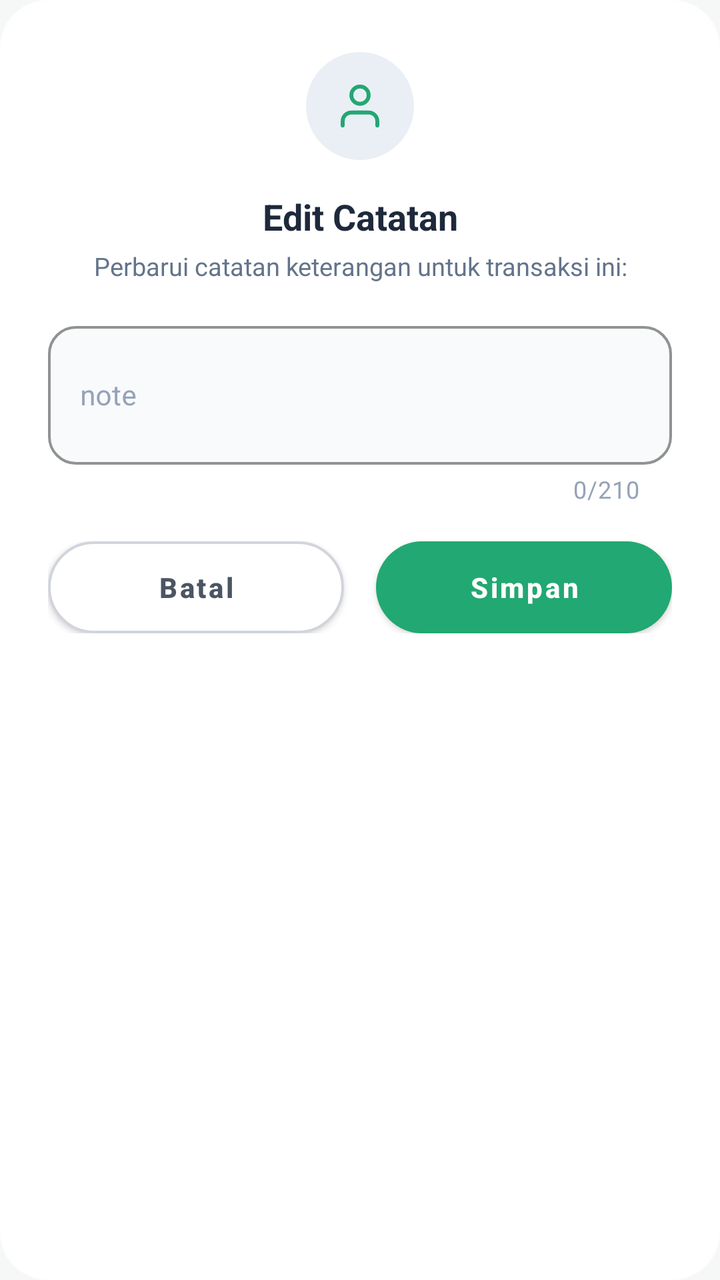
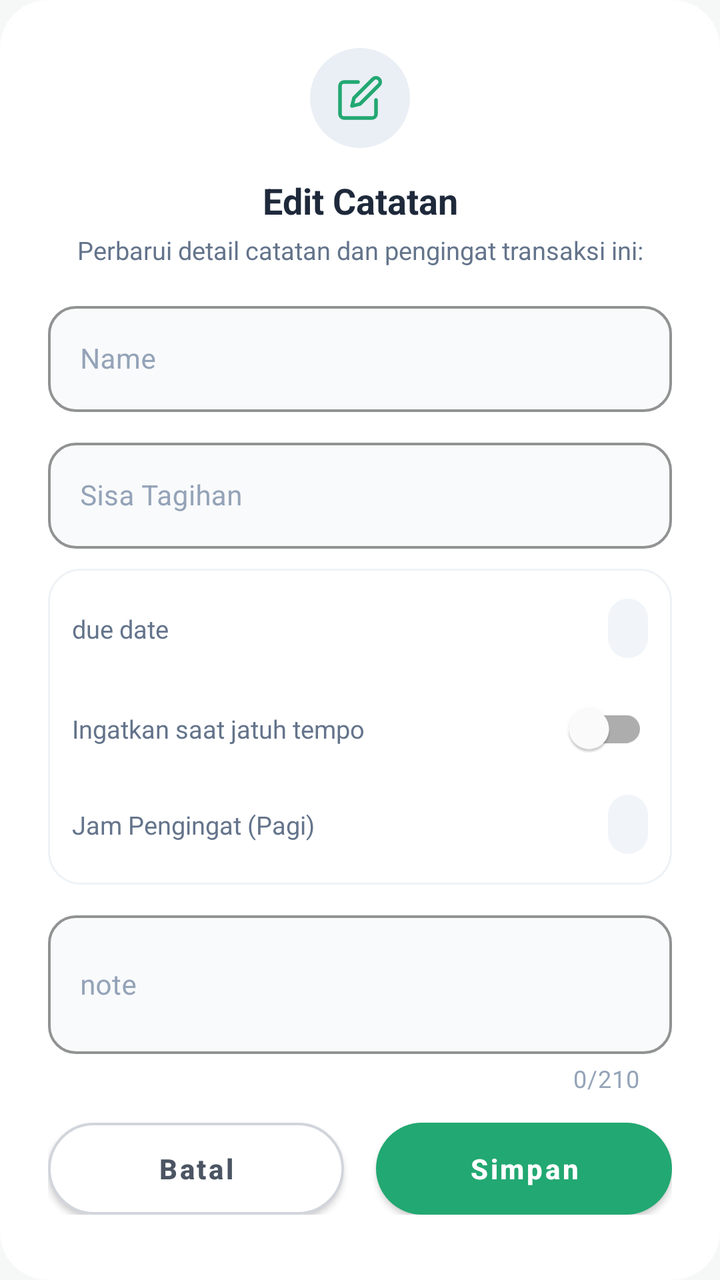

Two renders of the same Android screen: before a commit and after it. Below are the layout's source before the change and the commit's diff.
<!-- AndroidManifest.xml: application theme Theme.HHHH -->
<!-- res/layout/dialog_edit_note.xml -->
<?xml version="1.0" encoding="utf-8"?>
<androidx.constraintlayout.widget.ConstraintLayout xmlns:android="http://schemas.android.com/apk/res/android"
    xmlns:app="http://schemas.android.com/apk/res-auto"
    android:layout_width="match_parent"
    android:layout_height="wrap_content"
    android:background="@drawable/bg_dialog_delete_card"
    android:paddingStart="24dp"
    android:paddingTop="26dp"
    android:paddingEnd="24dp"
    android:paddingBottom="24dp">

    
    <FrameLayout
        android:id="@+id/box_top_icon"
        android:layout_width="54dp"
        android:layout_height="54dp"
        android:background="@drawable/bg_summary_wallet_circle"
        app:layout_constraintEnd_toEndOf="parent"
        app:layout_constraintStart_toStartOf="parent"
        app:layout_constraintTop_toTopOf="parent">

        <ImageView
            android:layout_width="26dp"
            android:layout_height="26dp"
            android:layout_gravity="center"
            android:contentDescription="@string/edit_catatan"
            android:src="@drawable/ic_nav_more"
            app:tint="@color/hupisan_primary" />
    </FrameLayout>

    
    <TextView
        android:id="@+id/tv_title"
        android:layout_width="0dp"
        android:layout_height="wrap_content"
        android:layout_marginTop="16dp"
        android:gravity="center"
        android:text="@string/edit_catatan"
        android:textColor="@color/hupisan_text_primary"
        android:textSize="18sp"
        android:textStyle="bold"
        app:layout_constraintEnd_toEndOf="parent"
        app:layout_constraintStart_toStartOf="parent"
        app:layout_constraintTop_toBottomOf="@id/box_top_icon" />

    
    <TextView
        android:id="@+id/tv_subtitle"
        android:layout_width="0dp"
        android:layout_height="wrap_content"
        android:layout_marginTop="4dp"
        android:gravity="center"
        android:text="@string/edit_catatan_subtitle"
        android:textColor="@color/hupisan_text_secondary"
        android:textSize="12.5sp"
        app:layout_constraintEnd_toEndOf="parent"
        app:layout_constraintStart_toStartOf="parent"
        app:layout_constraintTop_toBottomOf="@id/tv_title" />

    
    <com.google.android.material.textfield.TextInputLayout
        android:id="@+id/et_catatan_input_layout"
        style="@style/Widget.MaterialComponents.TextInputLayout.OutlinedBox"
        android:layout_width="0dp"
        android:layout_height="wrap_content"
        android:layout_marginTop="16dp"
        android:hint="@string/catatan"
        android:textColorHint="@color/hupisan_text_muted"
        app:boxBackgroundColor="#F9FAFB"
        app:boxCornerRadiusBottomEnd="14dp"
        app:boxCornerRadiusBottomStart="14dp"
        app:boxCornerRadiusTopEnd="14dp"
        app:boxCornerRadiusTopStart="14dp"
        app:boxStrokeColor="@color/hupisan_primary"
        app:boxStrokeWidth="1.2dp"
        app:counterEnabled="true"
        app:counterMaxLength="210"
        app:counterTextColor="@color/hupisan_text_muted"
        app:layout_constraintEnd_toEndOf="parent"
        app:layout_constraintStart_toStartOf="parent"
        app:layout_constraintTop_toBottomOf="@id/tv_subtitle">

        <com.google.android.material.textfield.TextInputEditText
            android:id="@+id/et_catatan"
            android:layout_width="match_parent"
            android:layout_height="wrap_content"
            android:importantForAutofill="no"
            android:inputType="textMultiLine"
            android:maxLength="210"
            android:maxLines="4"
            android:minLines="2"
            android:textColor="@color/hupisan_text_primary"
            android:textSize="14sp" />
    </com.google.android.material.textfield.TextInputLayout>

    
    <LinearLayout
        android:id="@+id/layout_buttons"
        android:layout_width="0dp"
        android:layout_height="wrap_content"
        android:layout_marginTop="18dp"
        android:orientation="horizontal"
        app:layout_constraintEnd_toEndOf="parent"
        app:layout_constraintStart_toStartOf="parent"
        app:layout_constraintTop_toBottomOf="@id/et_catatan_input_layout">

        
        <com.google.android.material.button.MaterialButton
            android:id="@+id/btn_batal"
            android:layout_width="0dp"
            android:layout_height="46dp"
            android:layout_marginEnd="8dp"
            android:layout_weight="1"
            android:insetTop="0dp"
            android:insetBottom="0dp"
            android:text="@string/btn_dialog_batal"
            android:textAllCaps="false"
            android:textColor="#4B5563"
            android:textSize="14sp"
            android:textStyle="bold"
            app:backgroundTint="@color/white"
            app:cornerRadius="23dp"
            app:elevation="0dp"
            app:strokeColor="#D1D5DB"
            app:strokeWidth="1.2dp" />

        
        <com.google.android.material.button.MaterialButton
            android:id="@+id/btn_simpan"
            android:layout_width="0dp"
            android:layout_height="46dp"
            android:layout_marginStart="8dp"
            android:layout_weight="1"
            android:insetTop="0dp"
            android:insetBottom="0dp"
            android:text="@string/btn_dialog_simpan"
            android:textAllCaps="false"
            android:textColor="@color/white"
            android:textSize="14sp"
            android:textStyle="bold"
            app:backgroundTint="@color/hupisan_primary"
            app:cornerRadius="23dp"
            app:elevation="0dp" />
    </LinearLayout>

</androidx.constraintlayout.widget.ConstraintLayout>
<!-- resources referenced by this layout -->
<resources>
  <color name="hupisan_primary">#22A872</color>
  <color name="hupisan_text_muted">#94A3B8</color>
  <color name="hupisan_text_primary">#1E293B</color>
  <color name="hupisan_text_secondary">#64748B</color>
  <color name="white">#FFFFFFFF</color>
  <!-- drawable bg_dialog_delete_card (drawable) -->
  <?xml version="1.0" encoding="utf-8"?>
  <shape xmlns:android="http://schemas.android.com/apk/res/android"
      android:shape="rectangle">
      <solid android:color="@color/white" />
      <corners android:radius="24dp" />
  </shape>
  <!-- drawable bg_summary_wallet_circle (drawable) -->
  <?xml version="1.0" encoding="utf-8"?>
  <shape xmlns:android="http://schemas.android.com/apk/res/android"
      android:shape="oval">
      <solid android:color="#EAEFF5" />
  </shape>
  <!-- drawable ic_nav_more (drawable) -->
  <vector xmlns:android="http://schemas.android.com/apk/res/android"
      android:width="22dp"
      android:height="22dp"
      android:viewportWidth="24"
      android:viewportHeight="24">
      <path
          android:strokeColor="#64748B"
          android:strokeWidth="1.8"
          android:strokeLineCap="round"
          android:strokeLineJoin="round"
          android:fillColor="#00000000"
          android:pathData="M20,21v-2a4,4 0 0,0 -4,-4H8a4,4 0 0,0 -4,4v2" />
      <path
          android:strokeColor="#64748B"
          android:strokeWidth="1.8"
          android:strokeLineCap="round"
          android:strokeLineJoin="round"
          android:fillColor="#00000000"
          android:pathData="M12,11a4,4 0 1,0 0,-8 4,4 0 0,0 0,8z" />
  </vector>
  <string name="btn_dialog_batal">Batal</string>
  <string name="btn_dialog_simpan">Simpan</string>
  <string name="catatan">note</string>
  <string name="edit_catatan">Edit Catatan</string>
  <string name="edit_catatan_subtitle">Perbarui catatan keterangan untuk transaksi ini:</string>
  <style name="Theme.HHHH" parent="Theme.MaterialComponents.DayNight.NoActionBar">
          
          <item name="colorPrimary">@color/hupisan_primary_dark</item>
          <item name="colorPrimaryVariant">@color/hupisan_primary_surface</item>
          <item name="colorOnPrimary">@color/white</item>
          
          <item name="colorSecondary">@color/hupisan_accent_amber</item>
          <item name="colorSecondaryVariant">@color/hupisan_primary_surface</item>
          <item name="colorOnSecondary">@color/hupisan_primary_dark</item>
          
          <item name="android:statusBarColor" tools:targetApi="l">@color/hupisan_primary_dark</item>
          <item name="android:windowBackground">@color/hupisan_page_bg</item>
          
      </style>
  <color name="hupisan_primary_dark">#17885A</color>
  <color name="hupisan_primary_surface">#E8F8F0</color>
  <color name="hupisan_accent_amber">#22A872</color>
  <color name="hupisan_page_bg">#F6F8F7</color>
</resources>

<!-- the commit's change to res/layout/dialog_edit_note.xml (unified diff, before → after) -->
@@ -1,146 +1,316 @@
 <?xml version="1.0" encoding="utf-8"?>
-<androidx.constraintlayout.widget.ConstraintLayout xmlns:android="http://schemas.android.com/apk/res/android"
+<androidx.core.widget.NestedScrollView xmlns:android="http://schemas.android.com/apk/res/android"
     xmlns:app="http://schemas.android.com/apk/res-auto"
     android:layout_width="match_parent"
     android:layout_height="wrap_content"
-    android:background="@drawable/bg_dialog_delete_card"
-    android:paddingStart="24dp"
-    android:paddingTop="26dp"
-    android:paddingEnd="24dp"
-    android:paddingBottom="24dp">
-
-    
-    <FrameLayout
-        android:id="@+id/box_top_icon"
-        android:layout_width="54dp"
-        android:layout_height="54dp"
-        android:background="@drawable/bg_summary_wallet_circle"
-        app:layout_constraintEnd_toEndOf="parent"
-        app:layout_constraintStart_toStartOf="parent"
-        app:layout_constraintTop_toTopOf="parent">
-
-        <ImageView
-            android:layout_width="26dp"
-            android:layout_height="26dp"
-            android:layout_gravity="center"
-            android:contentDescription="@string/edit_catatan"
-            android:src="@drawable/ic_nav_more"
-            app:tint="@color/hupisan_primary" />
-    </FrameLayout>
-
-    
-    <TextView
-        android:id="@+id/tv_title"
-        android:layout_width="0dp"
+    android:fillViewport="true">
+
+    <androidx.constraintlayout.widget.ConstraintLayout
+        android:layout_width="match_parent"
         android:layout_height="wrap_content"
-        android:layout_marginTop="16dp"
-        android:gravity="center"
-        android:text="@string/edit_catatan"
-        android:textColor="@color/hupisan_text_primary"
-        android:textSize="18sp"
-        android:textStyle="bold"
-        app:layout_constraintEnd_toEndOf="parent"
-        app:layout_constraintStart_toStartOf="parent"
-        app:layout_constraintTop_toBottomOf="@id/box_top_icon" />
-
-    
-    <TextView
-        android:id="@+id/tv_subtitle"
-        android:layout_width="0dp"
-        android:layout_height="wrap_content"
-        android:layout_marginTop="4dp"
-        android:gravity="center"
-        android:text="@string/edit_catatan_subtitle"
-        android:textColor="@color/hupisan_text_secondary"
-        android:textSize="12.5sp"
-        app:layout_constraintEnd_toEndOf="parent"
-        app:layout_constraintStart_toStartOf="parent"
-        app:layout_constraintTop_toBottomOf="@id/tv_title" />
-
-    
-    <com.google.android.material.textfield.TextInputLayout
-        android:id="@+id/et_catatan_input_layout"
-        style="@style/Widget.MaterialComponents.TextInputLayout.OutlinedBox"
-        android:layout_width="0dp"
-        android:layout_height="wrap_content"
-        android:layout_marginTop="16dp"
-        android:hint="@string/catatan"
-        android:textColorHint="@color/hupisan_text_muted"
-        app:boxBackgroundColor="#F9FAFB"
-        app:boxCornerRadiusBottomEnd="14dp"
-        app:boxCornerRadiusBottomStart="14dp"
-        app:boxCornerRadiusTopEnd="14dp"
-        app:boxCornerRadiusTopStart="14dp"
-        app:boxStrokeColor="@color/hupisan_primary"
-        app:boxStrokeWidth="1.2dp"
-        app:counterEnabled="true"
-        app:counterMaxLength="210"
-        app:counterTextColor="@color/hupisan_text_muted"
-        app:layout_constraintEnd_toEndOf="parent"
-        app:layout_constraintStart_toStartOf="parent"
-        app:layout_constraintTop_toBottomOf="@id/tv_subtitle">
-
-        <com.google.android.material.textfield.TextInputEditText
-            android:id="@+id/et_catatan"
-            android:layout_width="match_parent"
-            android:layout_height="wrap_content"
-            android:importantForAutofill="no"
-            android:inputType="textMultiLine"
-            android:maxLength="210"
-            android:maxLines="4"
-            android:minLines="2"
+        android:background="@drawable/bg_dialog_delete_card"
+        android:paddingStart="24dp"
+        android:paddingTop="24dp"
+        android:paddingEnd="24dp"
+        android:paddingBottom="24dp">
+
+        
+        <FrameLayout
+            android:id="@+id/box_top_icon"
+            android:layout_width="50dp"
+            android:layout_height="50dp"
+            android:background="@drawable/bg_summary_wallet_circle"
+            app:layout_constraintEnd_toEndOf="parent"
+            app:layout_constraintStart_toStartOf="parent"
+            app:layout_constraintTop_toTopOf="parent">
+
+            <ImageView
+                android:layout_width="24dp"
+                android:layout_height="24dp"
+                android:layout_gravity="center"
+                android:contentDescription="@string/edit_catatan"
+                android:src="@drawable/ic_hupisan_edit"
+                app:tint="@color/hupisan_primary" />
+        </FrameLayout>
+
+        
+        <TextView
+            android:id="@+id/tv_title"
+            android:layout_width="0dp"
+            android:layout_height="wrap_content"
+            android:layout_marginTop="14dp"
+            android:gravity="center"
+            android:text="@string/edit_catatan"
             android:textColor="@color/hupisan_text_primary"
-            android:textSize="14sp" />
-    </com.google.android.material.textfield.TextInputLayout>
-
-    
-    <LinearLayout
-        android:id="@+id/layout_buttons"
-        android:layout_width="0dp"
-        android:layout_height="wrap_content"
-        android:layout_marginTop="18dp"
-        android:orientation="horizontal"
-        app:layout_constraintEnd_toEndOf="parent"
-        app:layout_constraintStart_toStartOf="parent"
-        app:layout_constraintTop_toBottomOf="@id/et_catatan_input_layout">
-
-        
-        <com.google.android.material.button.MaterialButton
-            android:id="@+id/btn_batal"
-            android:layout_width="0dp"
-            android:layout_height="46dp"
-            android:layout_marginEnd="8dp"
-            android:layout_weight="1"
-            android:insetTop="0dp"
-            android:insetBottom="0dp"
-            android:text="@string/btn_dialog_batal"
-            android:textAllCaps="false"
-            android:textColor="#4B5563"
-            android:textSize="14sp"
+            android:textSize="18sp"
             android:textStyle="bold"
-            app:backgroundTint="@color/white"
-            app:cornerRadius="23dp"
-            app:elevation="0dp"
-            app:strokeColor="#D1D5DB"
-            app:strokeWidth="1.2dp" />
-
-        
-        <com.google.android.material.button.MaterialButton
-            android:id="@+id/btn_simpan"
-            android:layout_width="0dp"
-            android:layout_height="46dp"
-            android:layout_marginStart="8dp"
-            android:layout_weight="1"
-            android:insetTop="0dp"
-            android:insetBottom="0dp"
-            android:text="@string/btn_dialog_simpan"
-            android:textAllCaps="false"
-            android:textColor="@color/white"
-            android:textSize="14sp"
-            android:textStyle="bold"
-            app:backgroundTint="@color/hupisan_primary"
-            app:cornerRadius="23dp"
-            app:elevation="0dp" />
-    </LinearLayout>
-
-</androidx.constraintlayout.widget.ConstraintLayout>
+            app:layout_constraintEnd_toEndOf="parent"
+            app:layout_constraintStart_toStartOf="parent"
+            app:layout_constraintTop_toBottomOf="@id/box_top_icon" />
+
+        
+        <TextView
+            android:id="@+id/tv_subtitle"
+            android:layout_width="0dp"
+            android:layout_height="wrap_content"
+            android:layout_marginTop="4dp"
+            android:gravity="center"
+            android:text="@string/edit_catatan_subtitle"
+            android:textColor="@color/hupisan_text_secondary"
+            android:textSize="12.5sp"
+            app:layout_constraintEnd_toEndOf="parent"
+            app:layout_constraintStart_toStartOf="parent"
+            app:layout_constraintTop_toBottomOf="@id/tv_title" />
+
+        
+        <com.google.android.material.textfield.TextInputLayout
+            android:id="@+id/til_edit_nama"
+            style="@style/Widget.MaterialComponents.TextInputLayout.OutlinedBox"
+            android:layout_width="0dp"
+            android:layout_height="wrap_content"
+            android:layout_marginTop="14dp"
+            android:hint="@string/nama"
+            android:textColorHint="@color/hupisan_text_muted"
+            app:boxBackgroundColor="#F9FAFB"
+            app:boxCornerRadiusBottomEnd="14dp"
+            app:boxCornerRadiusBottomStart="14dp"
+            app:boxCornerRadiusTopEnd="14dp"
+            app:boxCornerRadiusTopStart="14dp"
+            app:boxStrokeColor="@color/hupisan_primary"
+            app:boxStrokeWidth="1.2dp"
+            app:layout_constraintEnd_toEndOf="parent"
+            app:layout_constraintStart_toStartOf="parent"
+            app:layout_constraintTop_toBottomOf="@id/tv_subtitle">
+
+            <com.google.android.material.textfield.TextInputEditText
+                android:id="@+id/et_edit_nama"
+                android:layout_width="match_parent"
+                android:layout_height="wrap_content"
+                android:importantForAutofill="no"
+                android:inputType="textPersonName|textCapWords"
+                android:maxLines="1"
+                android:textColor="@color/hupisan_text_primary"
+                android:textSize="14sp" />
+        </com.google.android.material.textfield.TextInputLayout>
+
+        
+        <com.google.android.material.textfield.TextInputLayout
+            android:id="@+id/til_edit_nominal"
+            style="@style/Widget.MaterialComponents.TextInputLayout.OutlinedBox"
+            android:layout_width="0dp"
+            android:layout_height="wrap_content"
+            android:layout_marginTop="10dp"
+            android:hint="@string/sisa_tagihan"
+            android:textColorHint="@color/hupisan_text_muted"
+            app:boxBackgroundColor="#F9FAFB"
+            app:boxCornerRadiusBottomEnd="14dp"
+            app:boxCornerRadiusBottomStart="14dp"
+            app:boxCornerRadiusTopEnd="14dp"
+            app:boxCornerRadiusTopStart="14dp"
+            app:boxStrokeColor="@color/hupisan_primary"
+            app:boxStrokeWidth="1.2dp"
+            app:prefixText="@string/prefix_rp"
+            app:layout_constraintEnd_toEndOf="parent"
+            app:layout_constraintStart_toStartOf="parent"
+            app:layout_constraintTop_toBottomOf="@id/til_edit_nama">
+
+            <com.google.android.material.textfield.TextInputEditText
+                android:id="@+id/et_edit_nominal"
+                android:layout_width="match_parent"
+                android:layout_height="wrap_content"
+                android:importantForAutofill="no"
+                android:inputType="number"
+                android:maxLength="9"
+                android:maxLines="1"
+                android:textColor="@color/hupisan_text_primary"
+                android:textSize="14sp" />
+        </com.google.android.material.textfield.TextInputLayout>
+
+        
+        <LinearLayout
+            android:id="@+id/layout_edit_schedule"
+            android:layout_width="0dp"
+            android:layout_height="wrap_content"
+            android:layout_marginTop="10dp"
+            android:background="@drawable/bg_activity_log_card"
+            android:orientation="vertical"
+            android:paddingHorizontal="12dp"
+            android:paddingVertical="10dp"
+            app:layout_constraintEnd_toEndOf="parent"
+            app:layout_constraintStart_toStartOf="parent"
+            app:layout_constraintTop_toBottomOf="@id/til_edit_nominal">
+
+            <LinearLayout
+                android:id="@+id/row_edit_date"
+                android:layout_width="match_parent"
+                android:layout_height="wrap_content"
+                android:clickable="true"
+                android:focusable="true"
+                android:gravity="center_vertical"
+                android:minHeight="40dp"
+                android:orientation="horizontal">
+
+                <TextView
+                    android:layout_width="0dp"
+                    android:layout_height="wrap_content"
+                    android:layout_weight="1"
+                    android:text="@string/jatuh_tempo"
+                    android:textColor="@color/hupisan_text_secondary"
+                    android:textSize="12.5sp" />
+
+                <TextView
+                    android:id="@+id/tv_edit_due_date"
+                    android:layout_width="wrap_content"
+                    android:layout_height="wrap_content"
+                    android:background="@drawable/bg_input_multiline"
+                    android:fontFamily="sans-serif-bold"
+                    android:paddingHorizontal="10dp"
+                    android:paddingVertical="6dp"
+                    android:textColor="@color/hupisan_primary"
+                    android:textSize="13sp" />
+            </LinearLayout>
+
+            <LinearLayout
+                android:layout_width="match_parent"
+                android:layout_height="wrap_content"
+                android:layout_marginTop="6dp"
+                android:gravity="center_vertical"
+                android:minHeight="40dp"
+                android:orientation="horizontal">
+
+                <TextView
+                    android:layout_width="0dp"
+                    android:layout_height="wrap_content"
+                    android:layout_weight="1"
+                    android:text="@string/ingatkan_saat_jatuh_tempo"
+                    android:textColor="@color/hupisan_text_secondary"
+                    android:textSize="12.5sp" />
+
+                <com.google.android.material.switchmaterial.SwitchMaterial
+                    android:id="@+id/switch_edit_reminder"
+                    android:layout_width="wrap_content"
+                    android:layout_height="wrap_content" />
+            </LinearLayout>
+
+            <LinearLayout
+                android:id="@+id/row_edit_time"
+                android:layout_width="match_parent"
+                android:layout_height="wrap_content"
+                android:layout_marginTop="4dp"
+                android:clickable="true"
+                android:focusable="true"
+                android:gravity="center_vertical"
+                android:minHeight="40dp"
+                android:orientation="horizontal">
+
+                <TextView
+                    android:layout_width="0dp"
+                    android:layout_height="wrap_content"
+                    android:layout_weight="1"
+                    android:text="@string/jam_pengingat"
+                    android:textColor="@color/hupisan_text_secondary"
+                    android:textSize="12.5sp" />
+
+                <TextView
+                    android:id="@+id/tv_edit_reminder_time"
+                    android:layout_width="wrap_content"
+                    android:layout_height="wrap_content"
+                    android:background="@drawable/bg_input_multiline"
+                    android:fontFamily="sans-serif-bold"
+                    android:paddingHorizontal="10dp"
+                    android:paddingVertical="6dp"
+                    android:textColor="@color/hupisan_primary"
+                    android:textSize="13sp" />
+            </LinearLayout>
+        </LinearLayout>
+
+        
+        <com.google.android.material.textfield.TextInputLayout
+            android:id="@+id/et_catatan_input_layout"
+            style="@style/Widget.MaterialComponents.TextInputLayout.OutlinedBox"
+            android:layout_width="0dp"
+            android:layout_height="wrap_content"
+            android:layout_marginTop="10dp"
+            android:hint="@string/catatan"
+            android:textColorHint="@color/hupisan_text_muted"
+            app:boxBackgroundColor="#F9FAFB"
+            app:boxCornerRadiusBottomEnd="14dp"
+            app:boxCornerRadiusBottomStart="14dp"
+            app:boxCornerRadiusTopEnd="14dp"
+            app:boxCornerRadiusTopStart="14dp"
+            app:boxStrokeColor="@color/hupisan_primary"
+            app:boxStrokeWidth="1.2dp"
+            app:counterEnabled="true"
+            app:counterMaxLength="210"
+            app:counterTextColor="@color/hupisan_text_muted"
+            app:layout_constraintEnd_toEndOf="parent"
+            app:layout_constraintStart_toStartOf="parent"
+            app:layout_constraintTop_toBottomOf="@id/layout_edit_schedule">
+
+            <com.google.android.material.textfield.TextInputEditText
+                android:id="@+id/et_catatan"
+                android:layout_width="match_parent"
+                android:layout_height="wrap_content"
+                android:importantForAutofill="no"
+                android:inputType="textMultiLine"
+                android:maxLength="210"
+                android:maxLines="4"
+                android:minLines="2"
+                android:textColor="@color/hupisan_text_primary"
+                android:textSize="14sp" />
+        </com.google.android.material.textfield.TextInputLayout>
+
+        
+        <LinearLayout
+            android:id="@+id/layout_buttons"
+            android:layout_width="0dp"
+            android:layout_height="wrap_content"
+            android:layout_marginTop="14dp"
+            android:orientation="horizontal"
+            app:layout_constraintEnd_toEndOf="parent"
+            app:layout_constraintStart_toStartOf="parent"
+            app:layout_constraintTop_toBottomOf="@id/et_catatan_input_layout">
+
+            
+            <com.google.android.material.button.MaterialButton
+                android:id="@+id/btn_batal"
+                android:layout_width="0dp"
+                android:layout_height="wrap_content"
+                android:minHeight="46dp"
+                android:layout_marginEnd="8dp"
+                android:layout_weight="1"
+                android:insetTop="0dp"
+                android:insetBottom="0dp"
+                android:text="@string/btn_dialog_batal"
+                android:textAllCaps="false"
+                android:textColor="#4B5563"
+                android:textSize="14sp"
+                android:textStyle="bold"
+                app:backgroundTint="@color/white"
+                app:cornerRadius="23dp"
+                app:elevation="0dp"
+                app:strokeColor="#D1D5DB"
+                app:strokeWidth="1.2dp" />
+
+            
+            <com.google.android.material.button.MaterialButton
+                android:id="@+id/btn_simpan"
+                android:layout_width="0dp"
+                android:layout_height="wrap_content"
+                android:minHeight="46dp"
+                android:layout_marginStart="8dp"
+                android:layout_weight="1"
+                android:insetTop="0dp"
+                android:insetBottom="0dp"
+                android:text="@string/btn_dialog_simpan"
+                android:textAllCaps="false"
+                android:textColor="@color/white"
+                android:textSize="14sp"
+                android:textStyle="bold"
+                app:backgroundTint="@color/hupisan_primary"
+                app:cornerRadius="23dp"
+                app:elevation="0dp" />
+        </LinearLayout>
+
+    </androidx.constraintlayout.widget.ConstraintLayout>
+</androidx.core.widget.NestedScrollView>
<!-- resource entries referenced after the edit -->
@@ -5,6 +5,16 @@
   <color name="hupisan_text_primary">#1E293B</color>
   <color name="hupisan_text_secondary">#64748B</color>
   <color name="white">#FFFFFFFF</color>
+  <!-- drawable bg_activity_log_card (drawable) -->
+  <?xml version="1.0" encoding="utf-8"?>
+  <shape xmlns:android="http://schemas.android.com/apk/res/android"
+      android:shape="rectangle">
+      <solid android:color="@color/hupisan_card_bg" />
+      <corners android:radius="16dp" />
+      <stroke
+          android:width="1dp"
+          android:color="@color/hupisan_card_stroke" />
+  </shape>
   <!-- drawable bg_dialog_delete_card (drawable) -->
   <?xml version="1.0" encoding="utf-8"?>
   <shape xmlns:android="http://schemas.android.com/apk/res/android"
@@ -12,38 +22,51 @@
       <solid android:color="@color/white" />
       <corners android:radius="24dp" />
   </shape>
+  <!-- drawable bg_input_multiline (drawable) -->
+  <?xml version="1.0" encoding="utf-8"?>
+  <shape xmlns:android="http://schemas.android.com/apk/res/android"
+      android:shape="rectangle">
+      <solid android:color="#F1F5F9" />
+      <corners android:radius="14dp" />
+  </shape>
   <!-- drawable bg_summary_wallet_circle (drawable) -->
   <?xml version="1.0" encoding="utf-8"?>
   <shape xmlns:android="http://schemas.android.com/apk/res/android"
       android:shape="oval">
       <solid android:color="#EAEFF5" />
   </shape>
-  <!-- drawable ic_nav_more (drawable) -->
+  <!-- drawable ic_hupisan_edit (drawable) -->
   <vector xmlns:android="http://schemas.android.com/apk/res/android"
-      android:width="22dp"
-      android:height="22dp"
+      android:width="20dp"
+      android:height="20dp"
       android:viewportWidth="24"
       android:viewportHeight="24">
       <path
-          android:strokeColor="#64748B"
+          android:strokeColor="@color/hupisan_primary"
           android:strokeWidth="1.8"
           android:strokeLineCap="round"
           android:strokeLineJoin="round"
           android:fillColor="#00000000"
-          android:pathData="M20,21v-2a4,4 0 0,0 -4,-4H8a4,4 0 0,0 -4,4v2" />
+          android:pathData="M11,4H4a2,2 0 0,0 -2,2v14a2,2 0 0,0 2,2h14a2,2 0 0,0 2,-2v-7" />
       <path
-          android:strokeColor="#64748B"
+          android:strokeColor="@color/hupisan_primary"
           android:strokeWidth="1.8"
           android:strokeLineCap="round"
           android:strokeLineJoin="round"
           android:fillColor="#00000000"
-          android:pathData="M12,11a4,4 0 1,0 0,-8 4,4 0 0,0 0,8z" />
+          android:pathData="M18.5,2.5a2.121,2.121 0 0,1 3,3L12,15l-4,1 1,-4 9.5,-9.5z" />
   </vector>
   <string name="btn_dialog_batal">Batal</string>
   <string name="btn_dialog_simpan">Simpan</string>
   <string name="catatan">note</string>
   <string name="edit_catatan">Edit Catatan</string>
-  <string name="edit_catatan_subtitle">Perbarui catatan keterangan untuk transaksi ini:</string>
+  <string name="edit_catatan_subtitle">Perbarui detail catatan dan pengingat transaksi ini:</string>
+  <string name="ingatkan_saat_jatuh_tempo">Ingatkan saat jatuh tempo</string>
+  <string name="jam_pengingat">Jam Pengingat (Pagi)</string>
+  <string name="jatuh_tempo">due date</string>
+  <string name="nama">Name</string>
+  <string name="prefix_rp">Rp </string>
+  <string name="sisa_tagihan">Sisa Tagihan</string>
   <style name="Theme.HHHH" parent="Theme.MaterialComponents.DayNight.NoActionBar">
           
           <item name="colorPrimary">@color/hupisan_primary_dark</item>
@@ -58,6 +81,8 @@
           <item name="android:windowBackground">@color/hupisan_page_bg</item>
           
       </style>
+  <color name="hupisan_card_bg">#FFFFFF</color>
+  <color name="hupisan_card_stroke">#EEF2F6</color>
   <color name="hupisan_primary_dark">#17885A</color>
   <color name="hupisan_primary_surface">#E8F8F0</color>
   <color name="hupisan_accent_amber">#22A872</color>
